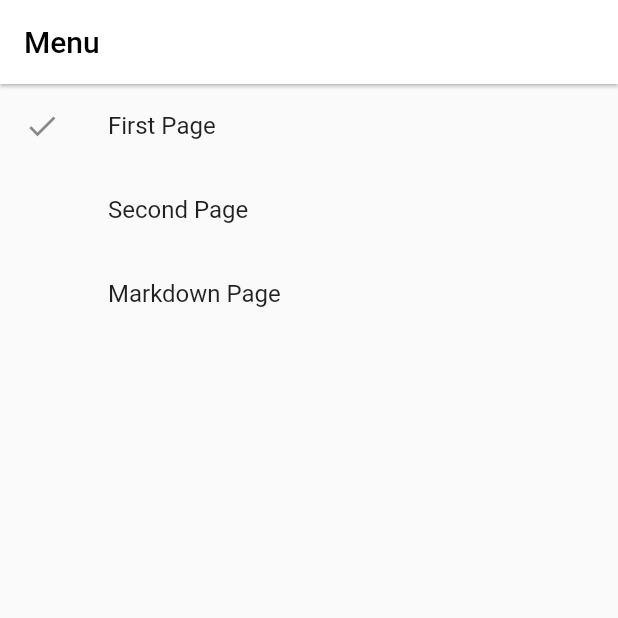
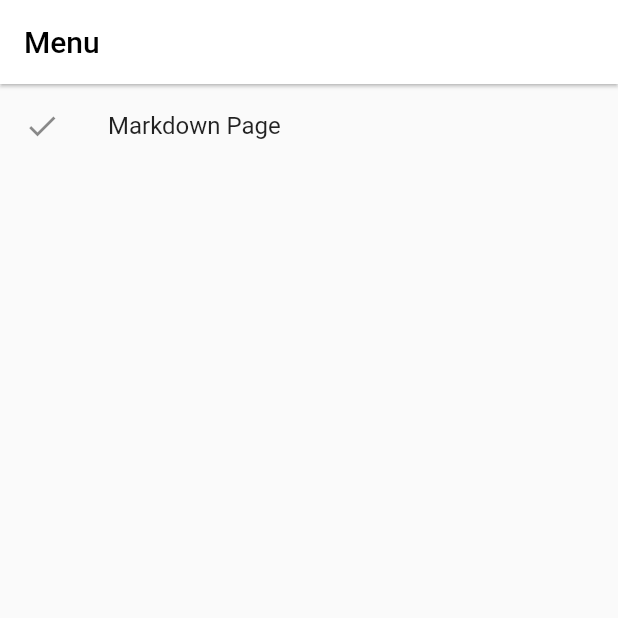
Before and after one commit to HeimdallMD/Client, a Flutter app: the Sidebar screen opened directly, on a phone screen of 412 x 824 dp, the top half of it. Run offline on Flutter 3.47's test engine with Material 2 defaults, Android fonts, the phone set to English and light mode, and no system bars; our stand-ins replace flutter_markdown, flutter_riverpod.

Commit message:
delete first and second page

```diff
--- a/client/lib/data/data.dart
+++ b/client/lib/data/data.dart
@@ -1,12 +1,8 @@
-import 'package:client/screens/first_page/first_page.dart';
 import 'package:client/screens/markdown_page/markdown_page.dart';
-import 'package:client/screens/second_page/second_page.dart';
 import 'package:flutter/cupertino.dart';
 
 class Data {
   final availablePages = <String, WidgetBuilder>{
-    'First Page': (_) => const FirstPage(),
-    'Second Page': (_) => const SecondPage(),
     'Markdown Page': (_) => const MarkdownPage(),
   };
 
```
